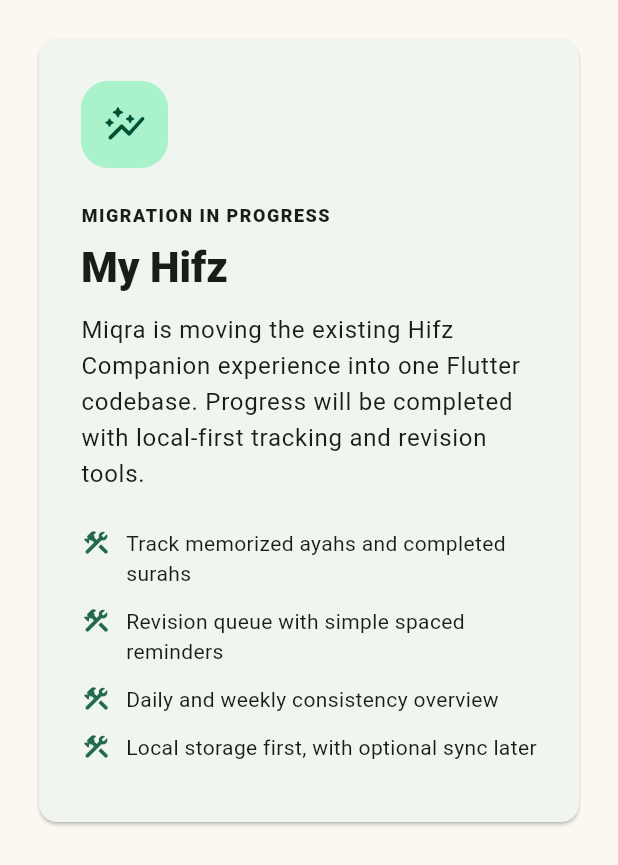
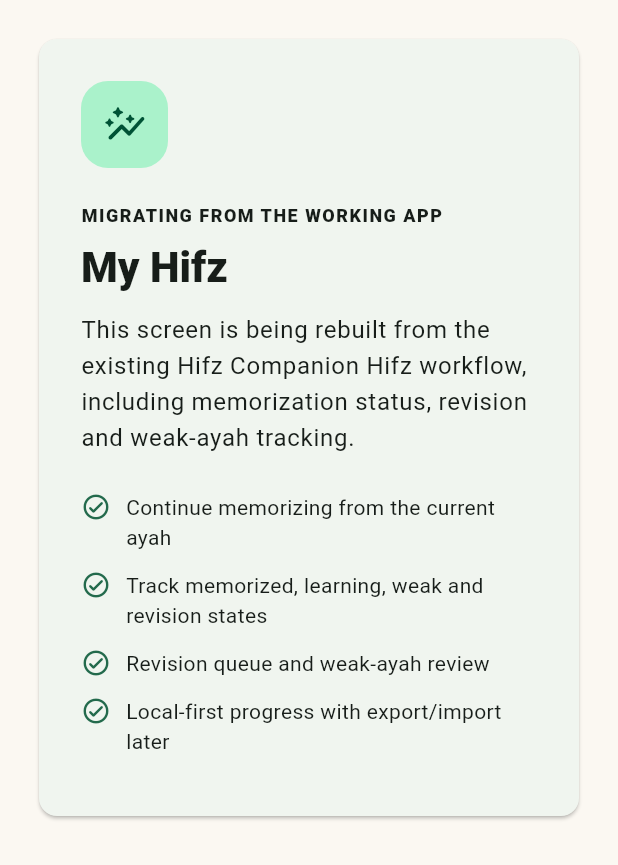
Before and after one commit to shahudtaha08-source/Hifz-companion, a Flutter app: the _ConstructionPage widget shown alone on an empty page, opened directly, on a phone screen of 412 x 824 dp. Shown: the top 865 px of the screen. Run offline on Flutter 3.47's test engine with Material 3 defaults, Android fonts, the light colour scheme and no system bars; our stand-ins replace flutter_svg, just_audio, shared_preferences; accounts and stored records are empty; network calls fail.

Commit message:
Align Flutter navigation with actual Hifz Companion app structure

```diff
--- a/flutter_app/lib/main.dart
+++ b/flutter_app/lib/main.dart
@@ -53,12 +53,15 @@
 
   @override
   Widget build(BuildContext context) {
+    // The navigation now follows the actual Hifz Companion product structure.
+    // Flutter is being migrated from the working web app feature-by-feature;
+    // this is not a separate placeholder product.
     final pages = [
       HomePage(onNavigate: _navigate, onToggleTheme: widget.onToggleTheme),
       const QuranReaderPage(),
+      const _MyHifzPage(),
+      const MutashabihatPage(),
       const TasbihPage(),
-      const MutashabihatPage(),
-      const _ProgressPlaceholder(),
     ];
 
     return Scaffold(
@@ -69,30 +72,30 @@
         onDestinationSelected: _navigate,
         destinations: const [
           NavigationDestination(icon: Icon(Icons.home_outlined), selectedIcon: Icon(Icons.home_rounded), label: 'Home'),
-          NavigationDestination(icon: Icon(Icons.menu_book_outlined), selectedIcon: Icon(Icons.menu_book_rounded), label: 'Reader'),
+          NavigationDestination(icon: Icon(Icons.menu_book_outlined), selectedIcon: Icon(Icons.menu_book_rounded), label: 'Quran'),
+          NavigationDestination(icon: Icon(Icons.auto_graph_outlined), selectedIcon: Icon(Icons.auto_graph_rounded), label: 'My Hifz'),
+          NavigationDestination(icon: Icon(Icons.auto_awesome_motion_outlined), selectedIcon: Icon(Icons.auto_awesome_motion_rounded), label: 'Mutashabihat'),
           NavigationDestination(icon: Icon(Icons.add_circle_outline), selectedIcon: Icon(Icons.add_circle_rounded), label: 'Tasbih'),
-          NavigationDestination(icon: Icon(Icons.auto_awesome_motion_outlined), selectedIcon: Icon(Icons.auto_awesome_motion_rounded), label: 'Mutashabihat'),
-          NavigationDestination(icon: Icon(Icons.auto_graph_outlined), selectedIcon: Icon(Icons.auto_graph_rounded), label: 'Progress'),
         ],
       ),
     );
   }
 }
 
-class _ProgressPlaceholder extends StatelessWidget {
-  const _ProgressPlaceholder();
+class _MyHifzPage extends StatelessWidget {
+  const _MyHifzPage();
 
   @override
   Widget build(BuildContext context) => const _ConstructionPage(
         icon: Icons.auto_graph_rounded,
-        eyebrow: 'MIGRATION IN PROGRESS',
+        eyebrow: 'MIGRATING FROM THE WORKING APP',
         title: 'My Hifz',
-        body: 'Miqra is moving the existing Hifz Companion experience into one Flutter codebase. Progress will be completed with local-first tracking and revision tools.',
+        body: 'This screen is being rebuilt from the existing Hifz Companion Hifz workflow, including memorization status, revision and weak-ayah tracking.',
         items: [
-          'Track memorized ayahs and completed surahs',
-          'Revision queue with simple spaced reminders',
-          'Daily and weekly consistency overview',
-          'Local storage first, with optional sync later',
+          'Continue memorizing from the current ayah',
+          'Track memorized, learning, weak and revision states',
+          'Revision queue and weak-ayah review',
+          'Local-first progress with export/import later',
         ],
       );
 }
@@ -139,7 +142,7 @@
                       child: Row(
                         crossAxisAlignment: CrossAxisAlignment.start,
                         children: [
-                          Icon(Icons.construction_rounded, color: scheme.primary, size: 20),
+                          Icon(Icons.check_circle_outline_rounded, color: scheme.primary, size: 20),
                           const SizedBox(width: 10),
                           Expanded(child: Text(item)),
                         ],
```
